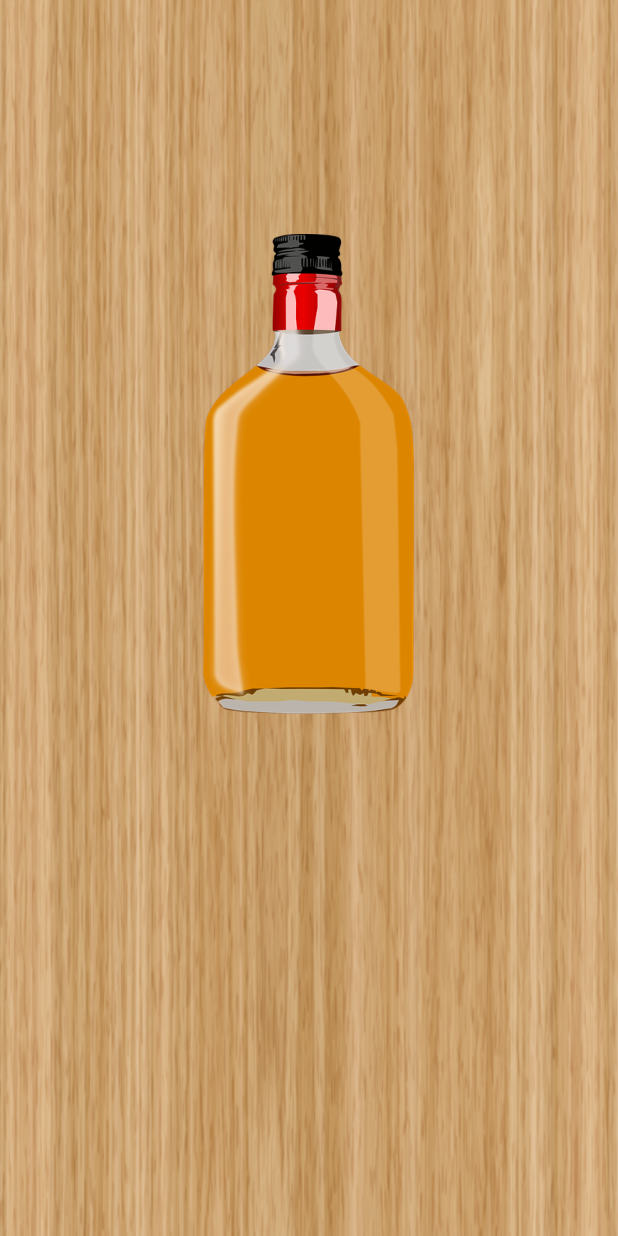
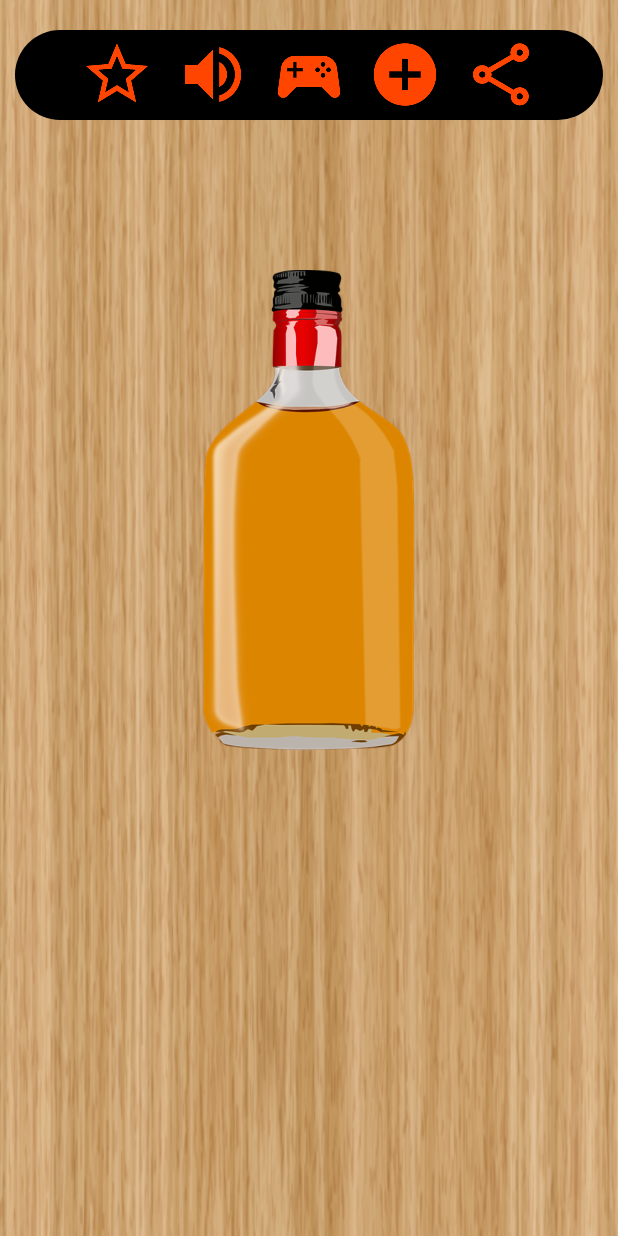
Before and after one commit to brigittechavez/PPB, an Android app: the screen it shows after launch (MainActivity), on a phone screen of 412 x 824 dp. Run offline under Robolectric (Android 15) with nearby library versions, the phone set to English and light mode, and no system bars; our stand-ins replace data binding.

Commit message:
toolbar visual added

```diff
--- a/app/build.gradle.kts
+++ b/app/build.gradle.kts
@@ -50,4 +50,7 @@ dependencies {
     testImplementation(libs.junit)
     androidTestImplementation(libs.androidx.junit)
     androidTestImplementation(libs.androidx.espresso.core)
+    implementation("androidx.coordinatorlayout:coordinatorlayout:1.2.0")
+    implementation("androidx.drawerlayout:drawerlayout:1.2.0")
+    implementation("androidx.viewpager2:viewpager2:1.0.0")
 }
--- /dev/null
+++ b/app/src/main/res/drawable/toolbar_background.xml
@@ -0,0 +1,6 @@
+<?xml version="1.0" encoding="utf-8"?>
+<shape xmlns:android="http://schemas.android.com/apk/res/android"
+    android:shape="rectangle">
+    <corners android:radius="200dp" /> <!-- redondeado -->
+    <solid android:color="@android:color/black" /> <!-- color del fondo -->
+</shape>
--- a/app/src/main/res/layout/activity_main.xml
+++ b/app/src/main/res/layout/activity_main.xml
@@ -5,23 +5,18 @@
         android:layout_width="match_parent"
         android:layout_height="match_parent"
         android:background="@drawable/background_wood"
-        android:orientation="vertical"
-        >
+        android:orientation="vertical">
 
-
-        <androidx.appcompat.widget.Toolbar
-            android:id="@+id/customToolbar"
-            android:layout_width="match_parent"
-            android:layout_height="wrap_content"
-            android:background="@android:color/transparent"
-            android:elevation="4dp" />
-
+        <!-- toolbar -->
+        <include
+            android:id="@+id/contentToolbar"
+            layout="@layout/toolbar" />
 
         <ImageView
             android:id="@+id/imageView2"
-            android:layout_marginTop="100dp"
             android:layout_width="match_parent"
             android:layout_height="wrap_content"
+            android:layout_marginTop="100dp"
             app:srcCompat="@drawable/botella" />
 
         <Button
@@ -33,7 +28,7 @@
             android:background="@color/carrot_orange"
             android:text="Presióname"
             android:textColor="@android:color/white"
-            android:visibility="visible" />
+            android:visibility="visible"/>
 
     </LinearLayout>
 </layout>
--- /dev/null
+++ b/app/src/main/res/layout/toolbar.xml
@@ -0,0 +1,66 @@
+<androidx.appcompat.widget.Toolbar
+    xmlns:android="http://schemas.android.com/apk/res/android"
+    xmlns:app="http://schemas.android.com/apk/res-auto"
+    android:layout_width="match_parent"
+    android:layout_height="60dp"
+    android:background="@drawable/toolbar_background"
+    android:layout_marginTop="20dp"
+    android:layout_marginStart="10dp"
+    android:layout_marginEnd="10dp">
+
+    <LinearLayout
+        android:layout_width="match_parent"
+        android:layout_height="match_parent"
+        android:orientation="horizontal">
+
+        <ImageView
+            android:layout_width="64dp"
+            android:layout_height="50dp"
+            android:layout_marginStart="20dp"
+            android:layout_gravity="center"
+            android:src="@drawable/star_outline"
+            android:clickable="true"
+            app:tint="@color/orange"
+            android:contentDescription="Icono de estrella"/>
+
+
+        <ImageView
+            android:layout_width="64dp"
+            android:layout_height="50dp"
+            android:src="@drawable/volume_high"
+            app:tint="@color/orange"
+            android:clickable="true"
+            android:layout_gravity="center"
+            android:contentDescription="Icono de volumen"/>
+
+        <ImageView
+            android:layout_width="64dp"
+            android:layout_height="50dp"
+            android:src="@drawable/controller"
+            app:tint="@color/orange"
+            android:clickable="true"
+            android:layout_gravity="center"
+            android:contentDescription="Icono de controlador"/>
+
+        <ImageView
+            android:layout_width="64dp"
+            android:layout_height="50dp"
+            android:src="@drawable/plus_circle"
+            app:tint="@color/orange"
+            android:clickable="true"
+            android:layout_gravity="center"
+            android:contentDescription="Icono de agregar"/>
+
+        <ImageView
+            android:layout_width="64dp"
+            android:layout_height="50dp"
+            android:src="@drawable/share_variant"
+            app:tint="@color/orange"
+            android:clickable="true"
+            android:layout_gravity="center"
+            android:contentDescription="Icono de compartir"/>
+
+
+    </LinearLayout>
+
+</androidx.appcompat.widget.Toolbar>
--- a/app/src/main/res/values/colors.xml
+++ b/app/src/main/res/values/colors.xml
@@ -3,4 +3,5 @@
     <color name="black">#FF000000</color>
     <color name="white">#FFFFFFFF</color>
     <color name="carrot_orange">#F18F01</color>
+    <color name="orange">#FF4500</color>
 </resources>
```
Also changed, not shown: app/src/main/res/drawable/controller.png (added), app/src/main/res/drawable/plus_circle.png (added), app/src/main/res/drawable/share_variant.png (added), app/src/main/res/drawable/star_outline.png (added), app/src/main/res/drawable/volume_high.png (added).
